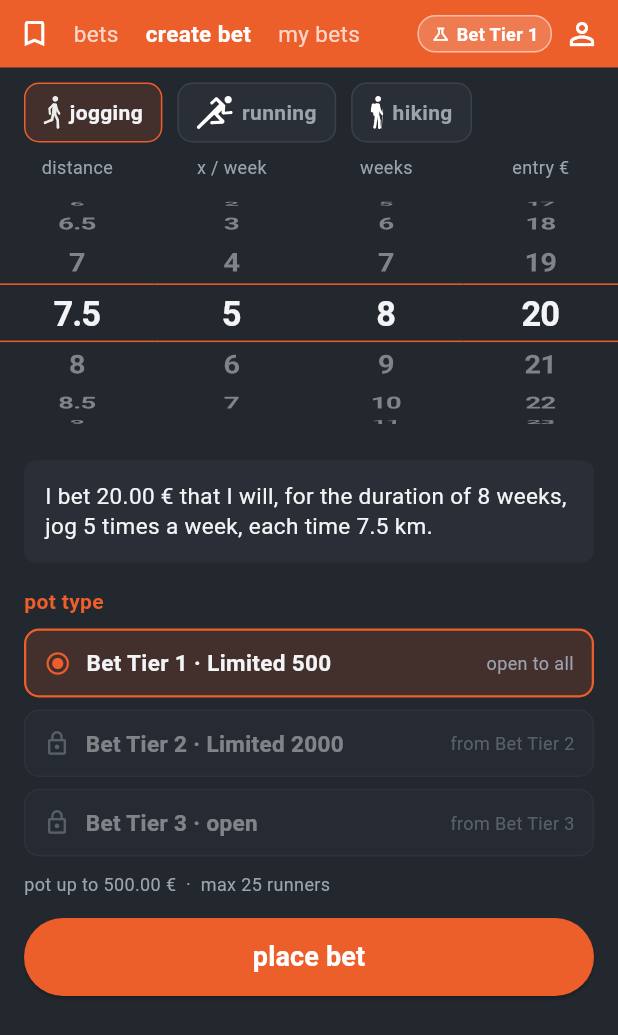
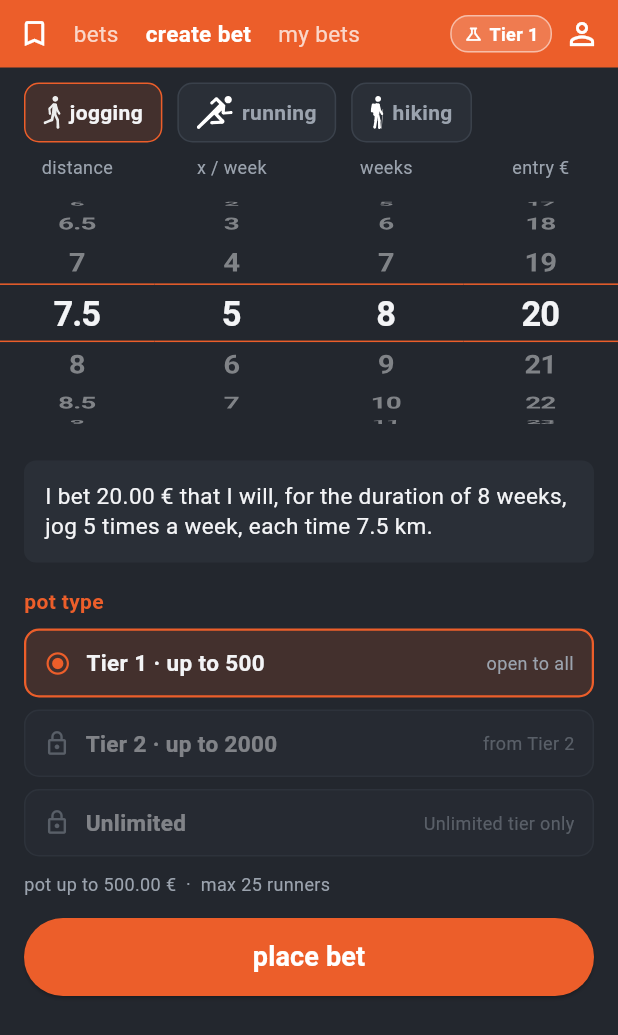
Before and after one commit to Claude-Roland/Battlebet, a Flutter app: the CreateBetScreen screen opened directly, on a phone screen of 412 x 824 dp. Shown: the top 1035 px of the screen. Run offline on Flutter 3.47's test engine with Material 3 defaults, Android fonts, the phone set to English and light mode, and no system bars; our stand-ins replace flutter_svg; project files that could hold a hidden picture were left out.

Commit message:
Batch 1: Tier 3 -> 'Unlimited' (Tier 1/Tier 2/Unlimited, ohne 'Bet'-Praefix, Deckel als Zusatz); create->my-bets Navigation; Globus.svg statt Material-Icon
Co-Authored-By: Claude Opus 4.8 <noreply@anthropic.com>
Claude-Session: https://claude.ai/code/session_01RSMBFxq14hxae6Gz25sNuk

```diff
--- a/app/lib/models/tiers.dart
+++ b/app/lib/models/tiers.dart
@@ -18,9 +18,9 @@ enum UserTier { bronze, silber, obsidian }
 
 extension UserTierX on UserTier {
   String get label => switch (this) {
-        UserTier.bronze => 'Bet Tier 1',
-        UserTier.silber => 'Bet Tier 2',
-        UserTier.obsidian => 'Bet Tier 3',
+        UserTier.bronze => 'Tier 1',
+        UserTier.silber => 'Tier 2',
+        UserTier.obsidian => 'Unlimited',
       };
   int get rank => index;
 
@@ -54,23 +54,23 @@ extension PotTierX on PotTier {
 
   /// Anzeigename: Bet-Tier-Nummer + Deckel-Gefuehl (EN-Basis).
   String get label => switch (this) {
-        PotTier.limited => 'Bet Tier 1 · Limited 500',
-        PotTier.limitedLarge => 'Bet Tier 2 · Limited 2000',
-        PotTier.unlimited => 'Bet Tier 3 · open',
+        PotTier.limited => 'Tier 1 · up to 500',
+        PotTier.limitedLarge => 'Tier 2 · up to 2000',
+        PotTier.unlimited => 'Unlimited',
       };
 
   /// Kurzform fuer enge Stellen (Listen-Zeile).
   String get shortLabel => switch (this) {
         PotTier.limited => 'Tier 1',
         PotTier.limitedLarge => 'Tier 2',
-        PotTier.unlimited => 'Tier 3',
+        PotTier.unlimited => 'Unlimited',
       };
 
   /// Kurz-Zugangshinweis fuer die Legende (EN-Basis).
   String get accessNote => switch (this) {
         PotTier.limited => 'open to all',
-        PotTier.limitedLarge => 'from Bet Tier 2',
-        PotTier.unlimited => 'from Bet Tier 3',
+        PotTier.limitedLarge => 'from Tier 2',
+        PotTier.unlimited => 'Unlimited tier only',
       };
 
   /// Der Deckel als Money in der gewuenschten Waehrung; null bei unbegrenzt.
--- a/app/lib/screens/bet_detail_screen.dart
+++ b/app/lib/screens/bet_detail_screen.dart
@@ -91,7 +91,7 @@ class BetDetailScreen extends StatelessWidget {
                 child: const Icon(Icons.arrow_back, color: Colors.white),
               ),
               const Spacer(),
-              const Icon(Icons.public, color: Colors.white, size: 22),
+              SvgPicture.asset('assets/icons/Globus.svg', height: 22),
             ],
           ),
           const SizedBox(height: 4),
--- a/app/lib/screens/create_bet_screen.dart
+++ b/app/lib/screens/create_bet_screen.dart
@@ -19,6 +19,7 @@ import '../models/money.dart';
 import '../models/tiers.dart';
 import '../theme/app_theme.dart';
 import '../widgets/top_nav.dart';
+import 'my_bets_screen.dart';
 
 class CreateBetScreen extends StatefulWidget {
   const CreateBetScreen({super.key});
@@ -135,7 +136,17 @@ class _CreateBetScreenState extends State<CreateBetScreen> {
         child: SingleChildScrollView(
           child: Column(
             children: [
-              TopNav(activeIndex: 1, onTap: (i) { if (i == 0) Navigator.of(context).maybePop(); }),
+              TopNav(
+                activeIndex: 1,
+                onTap: (i) {
+                  if (i == 0) {
+                    Navigator.of(context).maybePop();
+                  } else if (i == 2) {
+                    Navigator.of(context).push(
+                        MaterialPageRoute(builder: (_) => const MyBetsScreen()));
+                  }
+                },
+              ),
               const SizedBox(height: 10),
               Padding(
                 padding: const EdgeInsets.symmetric(horizontal: 16),
--- a/server/lib/src/bets.dart
+++ b/server/lib/src/bets.dart
@@ -13,11 +13,11 @@ int? potCapMajor(int tier) => switch (tier) {
     };
 
 const _potTierLabels = [
-  'Bet Tier 1 · Limited 500',
-  'Bet Tier 2 · Limited 2000',
-  'Bet Tier 3 · open',
+  'Tier 1 · up to 500',
+  'Tier 2 · up to 2000',
+  'Unlimited',
 ];
-const _potTierShort = ['Tier 1', 'Tier 2', 'Tier 3'];
+const _potTierShort = ['Tier 1', 'Tier 2', 'Unlimited'];
 const _phases = ['gathering', 'running', 'resolved', 'cancelled'];
 int _clamp(int v, int max) => v < 0 ? 0 : (v > max ? max : v);
 String potTierLabel(int t) => _potTierLabels[_clamp(t, 2)];
```
Also changed, not shown: app/assets/icons/Globus.svg (added).
